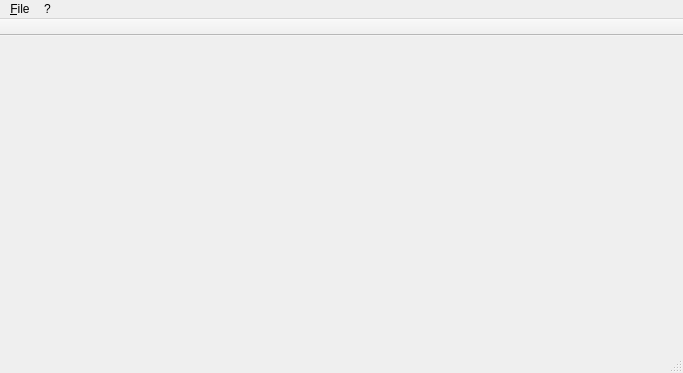
whiteman-kr/u7set, file Trends/TrendsMainWindow.ui: the form before one commit.
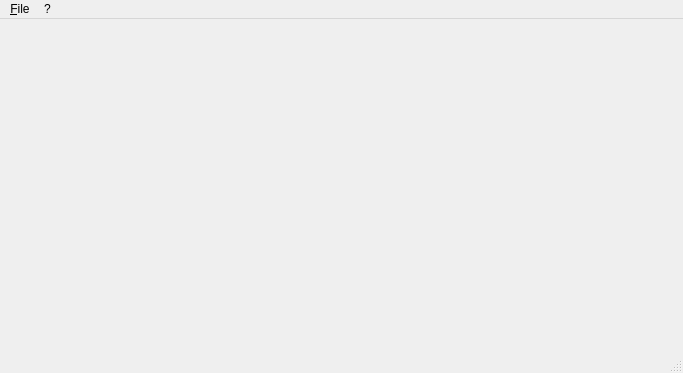
The form after the commit. Icons and pictures are not drawn.

Commit message: RPCT-1531, Trends: Draw in another thread

Diff of the .ui file:
```diff
--- a/Trends/TrendsMainWindow.ui
+++ b/Trends/TrendsMainWindow.ui
@@ -41,20 +41,6 @@
    <addaction name="menu_File"/>
    <addaction name="menu"/>
   </widget>
-  <widget class="QToolBar" name="mainToolBar">
-   <property name="enabled">
-    <bool>true</bool>
-   </property>
-   <property name="movable">
-    <bool>false</bool>
-   </property>
-   <attribute name="toolBarArea">
-    <enum>TopToolBarArea</enum>
-   </attribute>
-   <attribute name="toolBarBreak">
-    <bool>false</bool>
-   </attribute>
-  </widget>
   <widget class="QStatusBar" name="statusBar"/>
   <action name="actionOpen">
    <property name="text">
```
Left out of the diff: 31 changed lines with no effect on the pictures. The commit also changes 22 other files.
